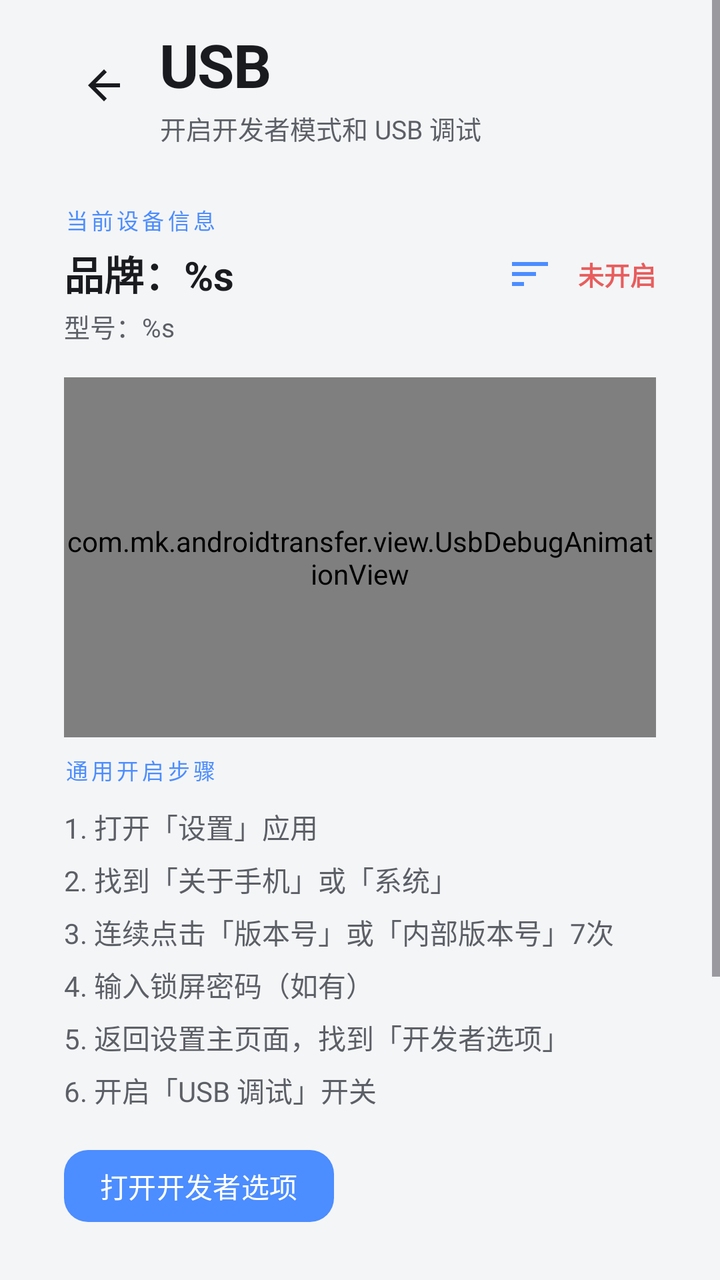
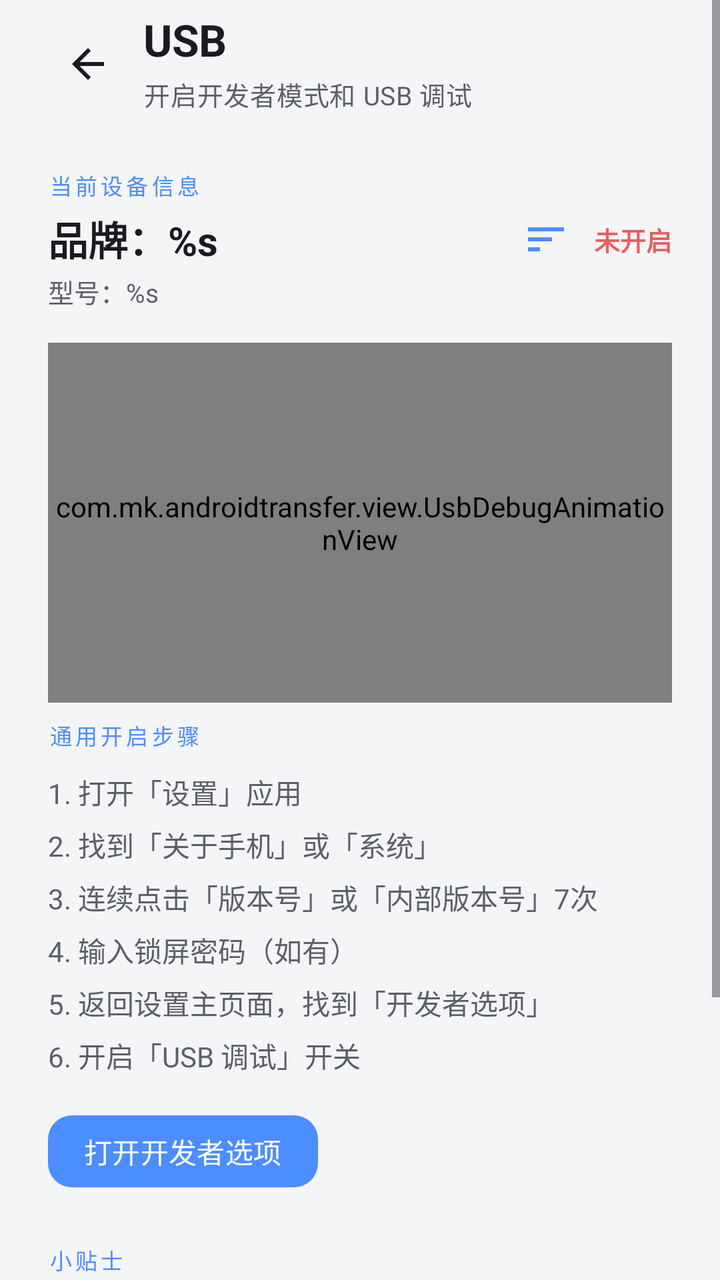

Screens rendered from an Android XML layout before and after an edit, with the pre-edit source and the edit as a unified diff.
<!-- AndroidManifest.xml: activity theme Theme.AndroidTransfer -->
<!-- res/layout/activity_usb_guide.xml -->
<?xml version="1.0" encoding="utf-8"?>
<ScrollView xmlns:android="http://schemas.android.com/apk/res/android"
    xmlns:app="http://schemas.android.com/apk/res-auto"
    android:layout_width="match_parent"
    android:layout_height="match_parent"
    android:background="@color/background"
    android:fillViewport="true">

    <LinearLayout
        android:layout_width="match_parent"
        android:layout_height="wrap_content"
        android:orientation="vertical"
        android:paddingStart="@dimen/page_gutter"
        android:paddingEnd="@dimen/page_gutter"
        android:paddingTop="@dimen/page_gutter_top"
        android:paddingBottom="16dp">

        <LinearLayout
            android:id="@+id/titleContainer"
            android:layout_width="match_parent"
            android:layout_height="wrap_content"
            android:gravity="center_vertical"
            android:orientation="horizontal">

            <ImageView
                android:id="@+id/btnBack"
                android:layout_width="40dp"
                android:layout_height="40dp"
                android:background="?attr/selectableItemBackgroundBorderless"
                android:contentDescription="@string/usb_back"
                android:padding="8dp"
                android:src="@drawable/ic_arrow_back"
                android:tint="@color/text_high_emphasis" />

            <LinearLayout
                android:layout_width="0dp"
                android:layout_height="wrap_content"
                android:layout_marginStart="8dp"
                android:layout_weight="1"
                android:orientation="vertical">

                <TextView
                    android:layout_width="wrap_content"
                    android:layout_height="wrap_content"
                    android:letterSpacing="-0.02"
                    android:text="@string/usb_guide_title"
                    android:textColor="@color/text_high_emphasis"
                    android:textSize="30sp"
                    android:textStyle="bold" />

                <TextView
                    android:layout_width="wrap_content"
                    android:layout_height="wrap_content"
                    android:layout_marginTop="2dp"
                    android:text="@string/usb_guide_subtitle"
                    android:textColor="@color/text_medium_emphasis"
                    android:textSize="13sp" />
            </LinearLayout>
        </LinearLayout>

        <LinearLayout
            android:id="@+id/cardDeviceInfo"
            android:layout_width="match_parent"
            android:layout_height="wrap_content"
            android:layout_marginTop="20dp"
            android:gravity="center_vertical"
            android:orientation="horizontal"
            android:paddingTop="8dp"
            android:paddingBottom="8dp">

            <LinearLayout
                android:layout_width="0dp"
                android:layout_height="wrap_content"
                android:layout_weight="1"
                android:orientation="vertical">

                <TextView
                    android:layout_width="wrap_content"
                    android:layout_height="wrap_content"
                    android:letterSpacing="0.16"
                    android:text="@string/usb_device_info"
                    android:textAllCaps="true"
                    android:textColor="@color/primary"
                    android:textSize="11sp" />

                <TextView
                    android:id="@+id/tvDeviceBrand"
                    android:layout_width="wrap_content"
                    android:layout_height="wrap_content"
                    android:layout_marginTop="4dp"
                    android:text="@string/usb_device_brand"
                    android:textColor="@color/text_high_emphasis"
                    android:textSize="20sp"
                    android:textStyle="bold" />

                <TextView
                    android:id="@+id/tvDeviceModel"
                    android:layout_width="wrap_content"
                    android:layout_height="wrap_content"
                    android:layout_marginTop="2dp"
                    android:text="@string/usb_device_model"
                    android:textColor="@color/text_medium_emphasis"
                    android:textSize="13sp" />
            </LinearLayout>

            <ImageView
                android:id="@+id/btnRefreshStatus"
                android:layout_width="40dp"
                android:layout_height="40dp"
                android:background="?attr/selectableItemBackgroundBorderless"
                android:contentDescription="@string/usb_status_refreshed"
                android:padding="8dp"
                android:src="@drawable/ic_sort"
                android:tint="@color/primary" />

            <TextView
                android:id="@+id/tvDebugStatus"
                android:layout_width="wrap_content"
                android:layout_height="wrap_content"
                android:layout_marginStart="4dp"
                android:text="@string/usb_status_disabled"
                android:textColor="@color/error"
                android:textSize="13sp"
                android:textStyle="bold" />
        </LinearLayout>

        <FrameLayout
            android:id="@+id/animationContainer"
            android:layout_width="match_parent"
            android:layout_height="180dp"
            android:layout_marginTop="8dp">

            <com.mk.androidtransfer.view.UsbDebugAnimationView
                android:id="@+id/usbDebugAnimation"
                android:layout_width="match_parent"
                android:layout_height="match_parent" />
        </FrameLayout>

        <LinearLayout
            android:id="@+id/cardGenericSteps"
            android:layout_width="match_parent"
            android:layout_height="wrap_content"
            android:layout_marginTop="8dp"
            android:orientation="vertical">

            <TextView
                android:layout_width="wrap_content"
                android:layout_height="wrap_content"
                android:letterSpacing="0.16"
                android:text="@string/usb_general_steps_title"
                android:textAllCaps="true"
                android:textColor="@color/primary"
                android:textSize="11sp" />

            <TextView
                android:layout_width="match_parent"
                android:layout_height="wrap_content"
                android:layout_marginTop="10dp"
                android:lineSpacingExtra="6dp"
                android:text="@string/usb_general_steps_content"
                android:textColor="@color/text_medium_emphasis"
                android:textSize="14sp" />

            <com.google.android.material.button.MaterialButton
                android:id="@+id/btnOpenDevSettings"
                android:layout_width="wrap_content"
                android:layout_height="44dp"
                android:layout_marginTop="16dp"
                android:minWidth="0dp"
                android:paddingStart="18dp"
                android:paddingEnd="18dp"
                android:text="@string/usb_open_dev_settings"
                android:textSize="14sp"
                app:backgroundTint="@color/primary"
                app:cornerRadius="12dp"
                style="@style/Widget.Material3.Button" />
        </LinearLayout>

        <LinearLayout
            android:id="@+id/cardBrandSpecific"
            android:layout_width="match_parent"
            android:layout_height="wrap_content"
            android:layout_marginTop="24dp"
            android:orientation="vertical"
            android:visibility="gone">

            <TextView
                android:layout_width="wrap_content"
                android:layout_height="wrap_content"
                android:letterSpacing="0.16"
                android:text="@string/usb_brand_specific_title"
                android:textAllCaps="true"
                android:textColor="@color/primary"
                android:textSize="11sp" />

            <TextView
                android:id="@+id/tvBrandSpecificSteps"
                android:layout_width="match_parent"
                android:layout_height="wrap_content"
                android:layout_marginTop="10dp"
                android:lineSpacingExtra="6dp"
                android:textColor="@color/text_medium_emphasis"
                android:textSize="14sp" />
        </LinearLayout>

        <LinearLayout
            android:id="@+id/cardTips"
            android:layout_width="match_parent"
            android:layout_height="wrap_content"
            android:layout_marginTop="24dp"
            android:orientation="vertical">

            <TextView
                android:layout_width="wrap_content"
                android:layout_height="wrap_content"
                android:letterSpacing="0.16"
                android:text="@string/usb_tips_title"
                android:textAllCaps="true"
                android:textColor="@color/primary"
                android:textSize="11sp" />

            <TextView
                android:layout_width="match_parent"
                android:layout_height="wrap_content"
                android:layout_marginTop="10dp"
                android:lineSpacingExtra="4dp"
                android:text="@string/usb_tips_content"
                android:textColor="@color/text_medium_emphasis"
                android:textSize="13sp" />

            <com.google.android.material.button.MaterialButton
                android:id="@+id/btnCopyBuildNumber"
                style="@style/Widget.Material3.Button.TextButton"
                android:layout_width="wrap_content"
                android:layout_height="40dp"
                android:layout_marginTop="8dp"
                android:minWidth="0dp"
                android:text="@string/usb_copy_path"
                android:textColor="@color/primary"
                android:textSize="13sp" />
        </LinearLayout>
    </LinearLayout>
</ScrollView>
<!-- resources referenced by this layout -->
<resources>
  <color name="background">#F4F5F7</color>
  <color name="error">#E85D5D</color>
  <color name="primary">#4C8DFF</color>
  <color name="text_high_emphasis">#1A1B1F</color>
  <color name="text_medium_emphasis">#5C5F66</color>
  <dimen name="page_gutter">32dp</dimen>
  <dimen name="page_gutter_top">12dp</dimen>
  <!-- drawable ic_arrow_back (drawable) -->
  <?xml version="1.0" encoding="utf-8"?>
  <vector xmlns:android="http://schemas.android.com/apk/res/android"
      android:width="24dp"
      android:height="24dp"
      android:viewportWidth="24"
      android:viewportHeight="24">
      <path
          android:fillColor="@android:color/white"
          android:pathData="M20,11H7.83L13.42,5.41L12,4L4,12L12,20L13.41,18.59L7.83,13H20V11Z" />
  </vector>
  <!-- drawable ic_sort (drawable) -->
  <?xml version="1.0" encoding="utf-8"?>
  <vector xmlns:android="http://schemas.android.com/apk/res/android"
      android:width="24dp"
      android:height="24dp"
      android:viewportWidth="24"
      android:viewportHeight="24">
      <path
          android:fillColor="@android:color/white"
          android:pathData="M3,18H9V16H3V18ZM3,6V8H21V6H3ZM3,13H15V11H3V13Z" />
  </vector>
  <string name="usb_back">返回</string>
  <string name="usb_brand_specific_title">针对您的设备</string>
  <string name="usb_copy_path">复制路径</string>
  <string name="usb_device_brand">品牌：%s</string>
  <string name="usb_device_info">当前设备信息</string>
  <string name="usb_device_model">型号：%s</string>
  <string name="usb_general_steps_content">1. 打开「设置」应用\n2. 找到「关于手机」或「系统」\n3. 连续点击「版本号」或「内部版本号」7次\n4. 输入锁屏密码（如有）\n5. 返回设置主页面，找到「开发者选项」\n6. 开启「USB 调试」开关</string>
  <string name="usb_general_steps_title">通用开启步骤</string>
  <string name="usb_guide_subtitle">开启开发者模式和 USB 调试</string>
  <string name="usb_guide_title">USB</string>
  <string name="usb_open_dev_settings">打开开发者选项</string>
  <string name="usb_status_disabled">未开启</string>
  <string name="usb_status_refreshed">状态已刷新</string>
  <string name="usb_tips_content">• 如果找不到「版本号」，可以在设置中搜索\n• 有些手机需要插入 SIM 卡并联网才能开启\n• 开启后连接电脑时，手机会弹出授权提示，请点击「确定」\n• 如果仍然无法连接，尝试更换 USB 线或重启手机</string>
  <string name="usb_tips_title">小贴士</string>
  <style name="Theme.AndroidTransfer" parent="Base.Theme.AndroidTransfer" />
  <color name="primary_dark">#3A72D9</color>
  <color name="white">#FFFFFFFF</color>
  <color name="accent">#4C8DFF</color>
  <color name="surface">#F4F5F7</color>
  <style name="Widget.AndroidTransfer.FlatCard" parent="Widget.Material3.CardView.Filled">
          <item name="cardElevation">0dp</item>
          <item name="strokeWidth">0dp</item>
          <item name="cardBackgroundColor">@android:color/transparent</item>
          <item name="cardCornerRadius">0dp</item>
      </style>
  <!-- unchanged entries left out for length: 1 -->
</resources>

<!-- the commit's change to res/layout/activity_usb_guide.xml (unified diff, before → after) -->
@@ -40,21 +40,17 @@
                 android:orientation="vertical">
 
                 <TextView
-                    android:layout_width="wrap_content"
-                    android:layout_height="wrap_content"
-                    android:letterSpacing="-0.02"
-                    android:text="@string/usb_guide_title"
-                    android:textColor="@color/text_high_emphasis"
-                    android:textSize="30sp"
-                    android:textStyle="bold" />
-
-                <TextView
-                    android:layout_width="wrap_content"
-                    android:layout_height="wrap_content"
-                    android:layout_marginTop="2dp"
-                    android:text="@string/usb_guide_subtitle"
-                    android:textColor="@color/text_medium_emphasis"
-                    android:textSize="13sp" />
+                    style="@style/TextAppearance.AndroidTransfer.PageTitle"
+                    android:layout_width="wrap_content"
+                    android:layout_height="wrap_content"
+                    android:text="@string/usb_guide_title" />
+
+                <TextView
+                    style="@style/TextAppearance.AndroidTransfer.PageSubtitle"
+                    android:layout_width="wrap_content"
+                    android:layout_height="wrap_content"
+                    android:layout_marginTop="4dp"
+                    android:text="@string/usb_guide_subtitle" />
             </LinearLayout>
         </LinearLayout>
 
<!-- resource entries referenced after the edit -->
@@ -5,8 +5,8 @@
   <color name="primary">#4C8DFF</color>
   <color name="text_high_emphasis">#1A1B1F</color>
   <color name="text_medium_emphasis">#5C5F66</color>
-  <dimen name="page_gutter">32dp</dimen>
-  <dimen name="page_gutter_top">12dp</dimen>
+  <dimen name="page_gutter">24dp</dimen>
+  <dimen name="page_gutter_top">8dp</dimen>
   <!-- drawable ic_arrow_back (drawable) -->
   <?xml version="1.0" encoding="utf-8"?>
   <vector xmlns:android="http://schemas.android.com/apk/res/android"
@@ -44,6 +44,18 @@
   <string name="usb_status_refreshed">状态已刷新</string>
   <string name="usb_tips_content">• 如果找不到「版本号」，可以在设置中搜索\n• 有些手机需要插入 SIM 卡并联网才能开启\n• 开启后连接电脑时，手机会弹出授权提示，请点击「确定」\n• 如果仍然无法连接，尝试更换 USB 线或重启手机</string>
   <string name="usb_tips_title">小贴士</string>
+  <style name="TextAppearance.AndroidTransfer.PageSubtitle" parent="TextAppearance.Material3.BodyMedium">
+          <item name="android:textSize">13sp</item>
+          <item name="android:textColor">@color/text_medium_emphasis</item>
+          <item name="android:includeFontPadding">false</item>
+      </style>
+  <style name="TextAppearance.AndroidTransfer.PageTitle" parent="TextAppearance.Material3.TitleLarge">
+          <item name="android:textSize">22sp</item>
+          <item name="android:textStyle">bold</item>
+          <item name="android:textColor">@color/text_high_emphasis</item>
+          <item name="android:letterSpacing">-0.02</item>
+          <item name="android:includeFontPadding">false</item>
+      </style>
   <style name="Theme.AndroidTransfer" parent="Base.Theme.AndroidTransfer" />
   <color name="primary_dark">#3A72D9</color>
   <color name="white">#FFFFFFFF</color>
